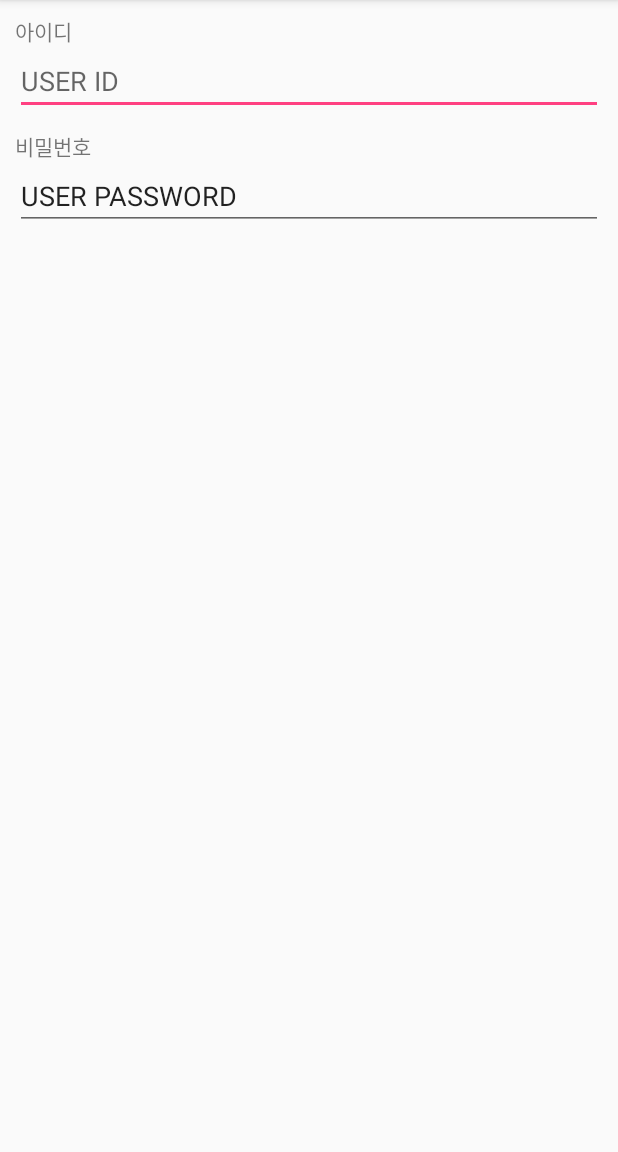
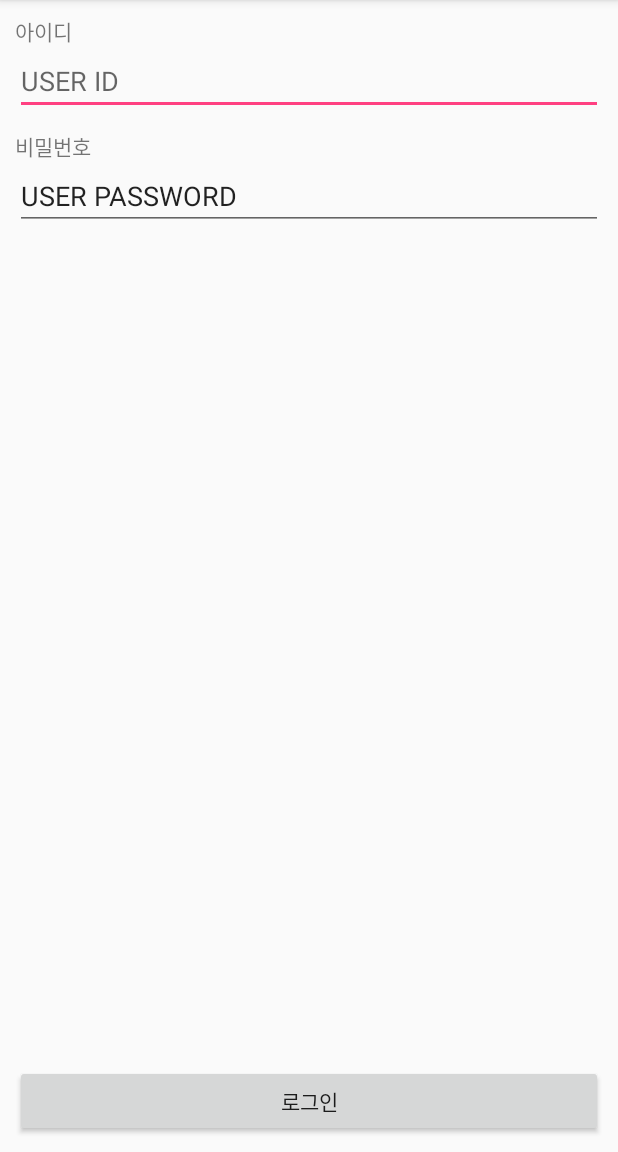
Before and after one commit to cho881020/DeveloperTestingExam, an Android app: the LoginActivity screen opened directly, with no data from a screen before it, on a phone screen of 412 x 824 dp, the part 84-1236 px from its top. Run offline under Robolectric (Android 15) with nearby library versions, the phone set to English and light mode, and no system bars.

Commit message:
로그인xml 로그인버튼 추가

```diff
--- a/app/src/main/java/kr/co/tjeit/developertestingexam/LoginActivity.java
+++ b/app/src/main/java/kr/co/tjeit/developertestingexam/LoginActivity.java
@@ -1,9 +1,14 @@
 package kr.co.tjeit.developertestingexam;
 
-import android.support.v7.app.AppCompatActivity;
 import android.os.Bundle;
+import android.widget.Button;
+import android.widget.EditText;
 
 public class LoginActivity extends BaseActivity {
+
+    private android.widget.EditText idEdt;
+    private android.widget.EditText pwEdt;
+    private android.widget.Button loginBtn;
 
     @Override
     protected void onCreate(Bundle savedInstanceState) {
@@ -26,6 +31,8 @@ public class LoginActivity extends BaseActivity {
 
     @Override
     public void bindViews() {
-
+        this.loginBtn = (Button) findViewById(R.id.loginBtn);
+        this.pwEdt = (EditText) findViewById(R.id.pwEdt);
+        this.idEdt = (EditText) findViewById(R.id.idEdt);
     }
 }
--- a/app/src/main/res/layout/activity_login.xml
+++ b/app/src/main/res/layout/activity_login.xml
@@ -32,4 +32,15 @@
         android:layout_height="wrap_content"
         android:text="USER PASSWORD"/>
 
+    <TextView
+        android:layout_width="wrap_content"
+        android:layout_height="0dp"
+        android:layout_weight="1"/>
+
+    <Button
+        android:id="@+id/loginBtn"
+        android:layout_width="match_parent"
+        android:layout_height="wrap_content"
+        android:text="로그인"/>
+
 </LinearLayout>
```
